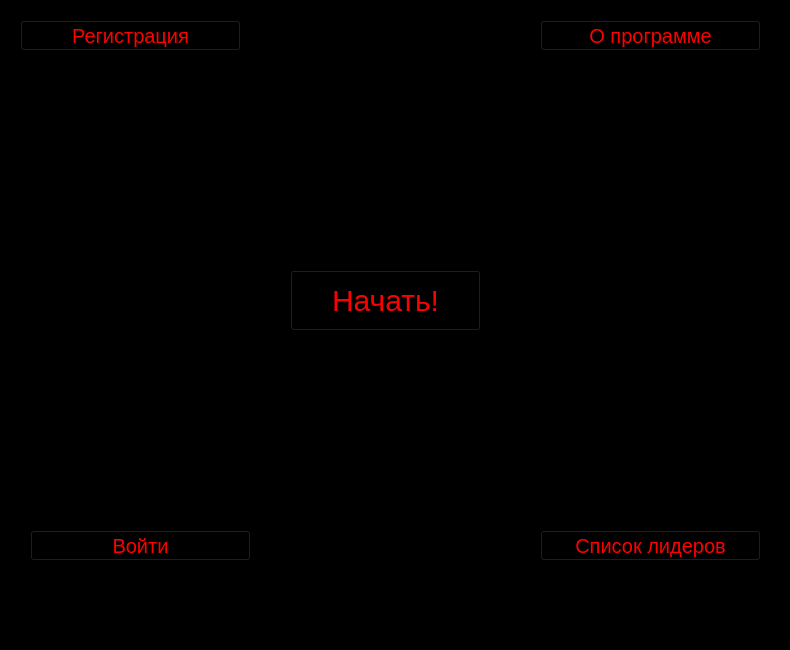
Old version of the form yandex_lyceum_project/head_menu.ui in the repository Keysiks/PYQT_Project-Typing_Test.
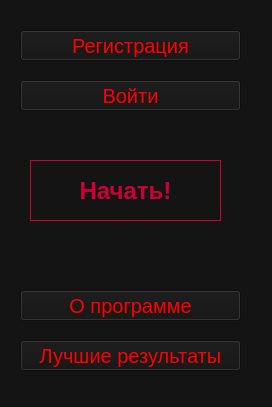
New version of the form.

The edit to the form file:
```diff
--- a/yandex_lyceum_project/head_menu.ui
+++ b/yandex_lyceum_project/head_menu.ui
@@ -1,37 +1,55 @@
 <?xml version="1.0" encoding="UTF-8"?>
 <ui version="4.0">
- <class>MainWindow</class>
- <widget class="QMainWindow" name="MainWindow">
+ <class>head_menu_window</class>
+ <widget class="QMainWindow" name="head_menu_window">
+  <property name="enabled">
+   <bool>true</bool>
+  </property>
   <property name="geometry">
    <rect>
     <x>0</x>
     <y>0</y>
-    <width>790</width>
-    <height>650</height>
+    <width>272</width>
+    <height>407</height>
    </rect>
   </property>
+  <property name="minimumSize">
+   <size>
+    <width>272</width>
+    <height>407</height>
+   </size>
+  </property>
+  <property name="maximumSize">
+   <size>
+    <width>272</width>
+    <height>407</height>
+   </size>
+  </property>
   <property name="windowTitle">
    <string>MainWindow</string>
   </property>
   <property name="styleSheet">
-   <string notr="true">background: black;</string>
+   <string notr="true">background: #141414;</string>
   </property>
   <widget class="QWidget" name="centralwidget">
    <widget class="QPushButton" name="button_begin">
     <property name="geometry">
      <rect>
-      <x>290</x>
-      <y>270</y>
+      <x>30</x>
+      <y>160</y>
       <width>191</width>
       <height>61</height>
      </rect>
     </property>
     <property name="styleSheet">
      <string notr="true">QPushButton {
-    color: red;
-	font-size: 30px;
+    border: 1px solid #cc0034;
+    background: none;
+    color: #cc0034;
+	font-size: 24px;
+	font-family: 'gilroy';
+	font-weight: 900;
 }
-
 QPushButton:hover {
     color: white;
 }</string>
@@ -43,8 +61,8 @@
    <widget class="QPushButton" name="button_about_programm">
     <property name="geometry">
      <rect>
-      <x>540</x>
-      <y>20</y>
+      <x>20</x>
+      <y>290</y>
       <width>221</width>
       <height>31</height>
      </rect>
@@ -66,8 +84,8 @@
    <widget class="QPushButton" name="button_come_in">
     <property name="geometry">
      <rect>
-      <x>30</x>
-      <y>530</y>
+      <x>20</x>
+      <y>80</y>
       <width>221</width>
       <height>31</height>
      </rect>
@@ -90,7 +108,7 @@
     <property name="geometry">
      <rect>
       <x>20</x>
-      <y>20</y>
+      <y>30</y>
       <width>221</width>
       <height>31</height>
      </rect>
@@ -112,8 +130,8 @@
    <widget class="QPushButton" name="button_lider_list">
     <property name="geometry">
      <rect>
-      <x>540</x>
-      <y>530</y>
+      <x>20</x>
+      <y>340</y>
       <width>221</width>
       <height>31</height>
      </rect>
@@ -129,7 +147,7 @@
 }</string>
     </property>
     <property name="text">
-     <string>Список лидеров</string>
+     <string>Лучшие результаты</string>
     </property>
    </widget>
   </widget>
```
Left out of the diff: 22 changed lines with no effect on the pictures.
